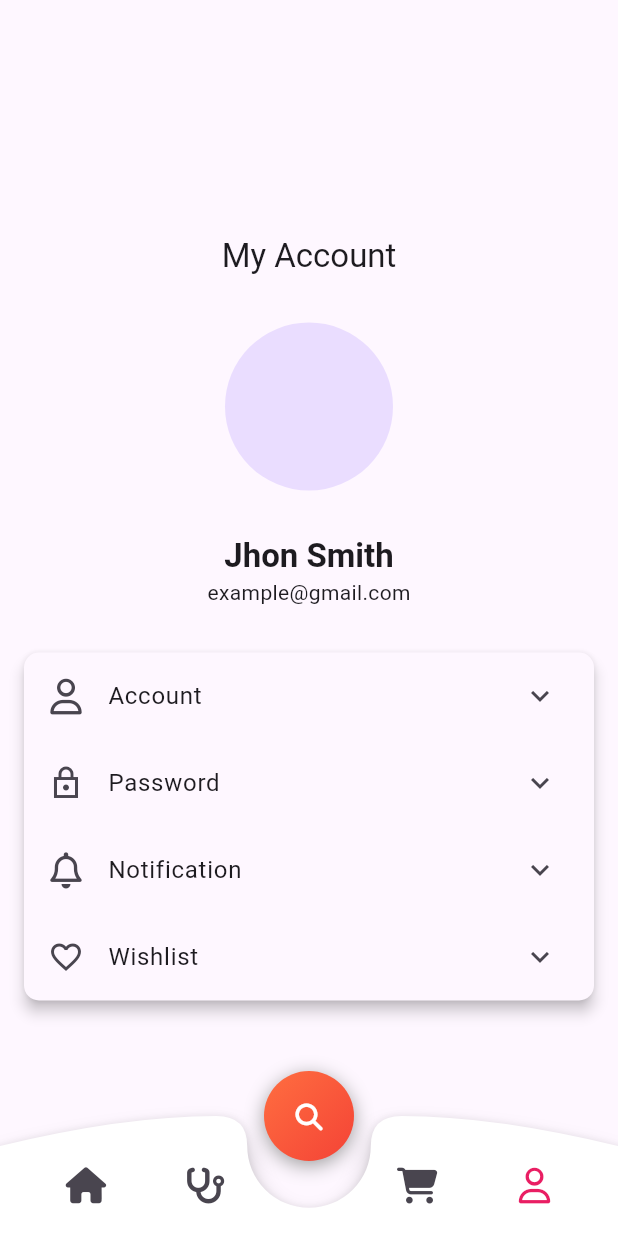
After one commit to anasmj/dokan, a Flutter app: the AppHome screen opened directly, item 4 of the bottom bar chosen, on a phone screen of 412 x 824 dp. The commit adds this screen. Run offline on Flutter 3.47's test engine with Material 3 defaults, Android fonts, the phone set to English and light mode, and no system bars; our stand-ins replace flutter_riverpod, flutter_svg, font_awesome_flutter, gap; network calls fail.

Commit message:
add UI: product list, user setting page

```diff
--- a/lib/main.dart
+++ b/lib/main.dart
@@ -1,4 +1,3 @@
-import 'package:dokan/src/modules/auth/components/sign.body.dart';
 import 'package:dokan/src/modules/auth/provider/user.provider.dart';
 import 'package:dokan/src/modules/home/view/app.home.dart';
 import 'package:dokan/src/theme/light.theme.dart';
@@ -21,6 +20,7 @@ class MainApp extends StatelessWidget {
         debugShowCheckedModeBanner: false,
         theme: lightTheme,
         home: const DokanApp(),
+        // home: const AppHome(),
       ),
     );
   }
--- /dev/null
+++ b/lib/src/components/gradient.button.dart
@@ -0,0 +1,39 @@
+import 'package:flutter/material.dart';
+
+class GradiantIconButton extends StatelessWidget {
+  const GradiantIconButton(
+      {super.key, this.iconData, this.onPressed, this.size = 30});
+  final IconData? iconData;
+  final VoidCallback? onPressed;
+  final double? size;
+  @override
+  Widget build(BuildContext context) {
+    return Container(
+      height: size,
+      width: size,
+      decoration: BoxDecoration(
+        boxShadow: const [
+          BoxShadow(
+            blurRadius: 10,
+            color: Colors.grey,
+            offset: Offset(0, 3),
+          ),
+        ],
+        borderRadius: BorderRadius.circular(30),
+        gradient: const LinearGradient(
+          begin: Alignment.topLeft,
+          end: Alignment.bottomRight,
+          colors: [
+            Colors.deepOrangeAccent,
+            Colors.red,
+          ],
+        ),
+      ),
+      child: Icon(
+        iconData,
+        color: Colors.white,
+        size: 18,
+      ),
+    );
+  }
+}
--- a/lib/src/modules/auth/components/sign.body.dart
+++ b/lib/src/modules/auth/components/sign.body.dart
@@ -15,15 +15,14 @@ class SignInBody extends ConsumerWidget {
 
   @override
   Widget build(BuildContext context, ref) {
-    return SingleChildScrollView(
-      child: Column(
+    return Column(
       mainAxisAlignment: MainAxisAlignment.center,
       children: [
         SvgPicture.asset(
           'assets/icons/dokan.svg',
           height: 40,
         ),
-          const Gap(40),
+        const Gap(80),
         Text(
           'Sign in',
           style: context.text.titleLarge!.copyWith(
@@ -77,7 +76,6 @@ class SignInBody extends ConsumerWidget {
           ),
         )
       ],
-      ),
     );
   }
 }
--- /dev/null
+++ b/lib/src/modules/home/providers/nav.bar.provider.dart
@@ -0,0 +1,12 @@
+import 'package:flutter_riverpod/flutter_riverpod.dart';
+
+enum NavOption { home, settings, cart, user }
+
+final navProvider =
+    NotifierProvider<NavOptionProvider, NavOption>(NavOptionProvider.new);
+
+class NavOptionProvider extends Notifier<NavOption> {
+  @override
+  NavOption build() => NavOption.home;
+  set setOption(NavOption op) => state = op;
+}
--- a/lib/src/modules/home/view/app.home.dart
+++ b/lib/src/modules/home/view/app.home.dart
@@ -1,43 +1,123 @@
-import 'package:dokan/src/extensions/extensions.dart';
-import 'package:dokan/src/modules/home/components/search.bar.dart';
+import 'package:dokan/src/components/gradient.button.dart';
+import 'package:dokan/src/modules/home/providers/nav.bar.provider.dart';
+import 'package:dokan/src/modules/home/view/components/product.list.dart';
+import 'package:dokan/src/modules/user/view/user.setting.dart';
 import 'package:flutter/material.dart';
+import 'package:flutter_riverpod/flutter_riverpod.dart';
 import 'package:font_awesome_flutter/font_awesome_flutter.dart';
+import 'package:gap/gap.dart';
 
-class AppHome extends StatelessWidget {
+class AppHome extends ConsumerWidget {
   const AppHome({super.key});
 
   @override
-  Widget build(BuildContext context) {
+  Widget build(BuildContext context, ref) {
+    final selectedNav = ref.watch(navProvider);
+    Widget body;
+    switch (selectedNav) {
+      case NavOption.home:
+        body = const ProductList();
+      case NavOption.settings:
+        body = const SizedBox();
+      case NavOption.cart:
+        body = const SizedBox();
+      case NavOption.user:
+        body = const UserSetting();
+    }
     return Scaffold(
-      body: NestedScrollView(
-        headerSliverBuilder: (context, innerBoxIsScrolled) => [
-          SliverAppBar(
-            title: Text(
-              'Product List',
-              style: context.text.titleLarge!
-                  .copyWith(fontWeight: FontWeight.bold),
+      body: body,
+      floatingActionButton: const GradiantIconButton(
+        iconData: FontAwesomeIcons.magnifyingGlass,
+        size: 60,
       ),
-            centerTitle: true,
-            actions: [
+      floatingActionButtonLocation: FloatingActionButtonLocation.centerDocked,
+      bottomNavigationBar: const NavOptions(),
+    );
+  }
+}
+
+class NavOptions extends ConsumerWidget {
+  const NavOptions({super.key});
+
+  @override
+  Widget build(BuildContext context, ref) {
+    final notifier = ref.watch(navProvider.notifier);
+    final selectedNav = ref.watch(navProvider);
+    final Size size = MediaQuery.of(context).size;
+
+    return Stack(
+      alignment: AlignmentDirectional.bottomCenter,
+      children: [
+        CustomPaint(
+          size: Size(size.width, 80),
+          painter: BNBCustomPainter(),
+        ),
+        Padding(
+          padding: const EdgeInsets.only(bottom: 10.0),
+          child: Row(
+            mainAxisAlignment: MainAxisAlignment.spaceEvenly,
+            children: [
               IconButton(
-                onPressed: () {},
-                icon: const Icon(
-                  FontAwesomeIcons.magnifyingGlass,
-                  size: 18,
+                onPressed: () => notifier.setOption = NavOption.home,
+                icon: Icon(
+                  FontAwesomeIcons.house,
+                  color: selectedNav == NavOption.home ? Colors.pink : null,
                 ),
-              )
-            ],
-            bottom: const PreferredSize(
-              preferredSize: Size.fromHeight(50),
-              child: Padding(
-                padding: EdgeInsets.symmetric(horizontal: 10.0),
-                child: AppSearchBar(),
               ),
+              IconButton(
+                onPressed: () => notifier.setOption = NavOption.settings,
+                icon: Icon(
+                  FontAwesomeIcons.stethoscope,
+                  color: selectedNav == NavOption.settings ? Colors.pink : null,
+                ),
+              ),
+              const Gap(30),
+              IconButton(
+                onPressed: () => notifier.setOption = NavOption.cart,
+                icon: Icon(
+                  FontAwesomeIcons.cartShopping,
+                  color: selectedNav == NavOption.cart ? Colors.pink : null,
+                ),
+              ),
+              IconButton(
+                onPressed: () => notifier.setOption = NavOption.user,
+                icon: Icon(
+                  FontAwesomeIcons.user,
+                  color: selectedNav == NavOption.user ? Colors.pink : null,
                 ),
               ),
             ],
-        body: const SizedBox(),
           ),
+        ),
+      ],
     );
   }
 }
+
+class BNBCustomPainter extends CustomPainter {
+  @override
+  void paint(Canvas canvas, Size size) {
+    Paint paint = Paint()
+      ..color = Colors.white
+      ..style = PaintingStyle.fill;
+
+    Path path = Path();
+    path.moveTo(0, 20);
+    path.quadraticBezierTo(size.width * 0.20, 0, size.width * 0.35, 0);
+    path.quadraticBezierTo(size.width * 0.40, 0, size.width * 0.40, 20);
+    path.arcToPoint(Offset(size.width * 0.60, 20),
+        radius: const Radius.circular(20.0), clockwise: false);
+    path.quadraticBezierTo(size.width * 0.60, 0, size.width * 0.65, 0);
+    path.quadraticBezierTo(size.width * 0.80, 0, size.width, 20);
+    path.lineTo(size.width, size.height);
+    path.lineTo(0, size.height);
+    path.lineTo(0, 20);
+    canvas.drawShadow(path, Colors.black, 5, true);
+    canvas.drawPath(path, paint);
+  }
+
+  @override
+  bool shouldRepaint(CustomPainter oldDelegate) {
+    return false;
+  }
+}
--- /dev/null
+++ b/lib/src/modules/user/view/components/account.tile.dart
@@ -0,0 +1,83 @@
+import 'package:flutter/material.dart';
+import 'package:font_awesome_flutter/font_awesome_flutter.dart';
+import 'package:gap/gap.dart';
+
+class AccountTile extends StatelessWidget {
+  const AccountTile({super.key});
+
+  @override
+  Widget build(BuildContext context) {
+    return ExpansionTile(
+      expandedCrossAxisAlignment: CrossAxisAlignment.start,
+      leading: const Icon(FontAwesomeIcons.user),
+      title: const Text('Account'),
+      childrenPadding: const EdgeInsets.symmetric(horizontal: 20, vertical: 10),
+      children: [
+        const Text('Email'),
+        const Gap(10),
+        TextFormField(decoration: decoration(hintText: 'youremail@xmail.com')),
+        const Gap(10),
+        const Text('Full Name'),
+        const Gap(10),
+        TextFormField(decoration: decoration(hintText: 'William Benette')),
+        const Gap(10),
+        const Text('Street Address'),
+        const Gap(10),
+        TextFormField(
+          decoration: decoration(hintText: '465 Nolan Causeway Suite 079'),
+        ),
+        const Gap(10),
+        const Text('Apt, Suite, Bldg (optional)'),
+        const Gap(10),
+        TextFormField(
+          decoration: decoration(hintText: 'Unit 512'),
+        ),
+        const Gap(10),
+        const Text('Zip Code'),
+        const Gap(10),
+        TextFormField(
+          decoration: decoration(hintText: '2515'),
+        ),
+        Padding(
+          padding: const EdgeInsets.symmetric(vertical: 20),
+          child: Row(
+            mainAxisAlignment: MainAxisAlignment.spaceEvenly,
+            children: [
+              OutlinedButton(
+                style: OutlinedButton.styleFrom(
+                  shape: RoundedRectangleBorder(
+                    borderRadius: BorderRadius.circular(10),
+                  ),
+                  // maximumSize: const Size.fromHeight(30),
+                ),
+                onPressed: () {},
+                child: const Text('Cancel'),
+              ),
+              FilledButton(
+                style: OutlinedButton.styleFrom(
+                  backgroundColor: Colors.green[400],
+                  shape: RoundedRectangleBorder(
+                    borderRadius: BorderRadius.circular(10),
+                  ),
+                ),
+                onPressed: () {},
+                child: const Text('Save'),
+              ),
+            ],
+          ),
+        ),
+      ],
+    );
+  }
+
+  InputDecoration decoration({String? hintText}) => InputDecoration(
+        // hintText: 'youremail@xmail.com',
+        hintText: hintText,
+        enabledBorder: OutlineInputBorder(
+          borderRadius: BorderRadius.circular(10),
+          borderSide: const BorderSide(
+            color: Colors.grey,
+          ),
+        ),
+      );
+}
--- /dev/null
+++ b/lib/src/modules/user/view/user.setting.dart
@@ -0,0 +1,69 @@
+import 'package:dokan/src/extensions/extensions.dart';
+import 'package:dokan/src/modules/user/view/components/account.tile.dart';
+import 'package:flutter/material.dart';
+import 'package:font_awesome_flutter/font_awesome_flutter.dart';
+import 'package:gap/gap.dart';
+
+class UserSetting extends StatelessWidget {
+  const UserSetting({super.key});
+
+  @override
+  Widget build(BuildContext context) {
+    return Scaffold(
+      body: Center(
+        child: SingleChildScrollView(
+          child: Column(
+            crossAxisAlignment: CrossAxisAlignment.center,
+            children: [
+              const Gap(80),
+              Text('My Account', style: context.text.titleLarge),
+              const Gap(30),
+              const CircleAvatar(radius: 56),
+              const Gap(30),
+              Text(
+                'Jhon Smith',
+                style: context.text.titleLarge!.copyWith(
+                  fontWeight: FontWeight.bold,
+                ),
+              ),
+              const Text('example@gmail.com'),
+              const Gap(30),
+              Padding(
+                padding: const EdgeInsets.symmetric(horizontal: 16.0),
+                child: Material(
+                  elevation: 4,
+                  shape: RoundedRectangleBorder(
+                    borderRadius: BorderRadius.circular(10),
+                  ),
+                  child: Container(
+                    // height: 200,
+                    decoration: BoxDecoration(
+                      borderRadius: BorderRadius.circular(10),
+                    ),
+                    child: const Column(
+                      children: [
+                        AccountTile(),
+                        ExpansionTile(
+                          leading: Icon(Icons.lock_outline_sharp),
+                          title: Text('Password'),
+                        ),
+                        ExpansionTile(
+                          leading: Icon(FontAwesomeIcons.bell),
+                          title: Text('Notification'),
+                        ),
+                        ExpansionTile(
+                          leading: Icon(Icons.favorite_border),
+                          title: Text('Wishlist'),
+                        ),
+                      ],
+                    ),
+                  ),
+                ),
+              )
+            ],
+          ),
+        ),
+      ),
+    );
+  }
+}
--- a/lib/src/theme/light.theme.dart
+++ b/lib/src/theme/light.theme.dart
@@ -2,8 +2,10 @@ import 'package:flutter/material.dart';
 
 ThemeData lightTheme = ThemeData(
   primaryColor: Colors.black,
-  buttonTheme: ButtonThemeData(buttonColor: Colors.orange),
+  buttonTheme: const ButtonThemeData(buttonColor: Colors.orange),
   inputDecorationTheme: const InputDecorationTheme(
+    isDense: true,
+    contentPadding: EdgeInsets.all(8),
     border: InputBorder.none,
     filled: true,
     fillColor: Colors.white,
```
Also changed, not shown: lib/src/modules/auth/components/auth.options.dart (+5 -3 lines), lib/src/modules/auth/components/sign.up.body.dart (+19 -61 lines), lib/src/modules/home/components/product.card.dart (added, +88 -0 lines), lib/src/modules/home/providers/product.provider.dart (added, +17 -0 lines), lib/src/modules/home/view/components/product.list.dart (added, +63 -0 lines), lib/src/modules/home/view/test.screen.dart (added, +138 -0 lines). Lines whose indentation alone changed are shown as unchanged.
